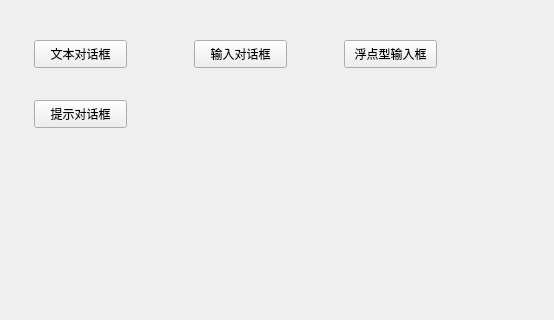
Old version of the form NormalDialog/mainwindow.ui in the repository xiaozhimo/2024QT; both pictures show x 246 to 800 and y 0 to 320 of the 800 by 600 pixel window.
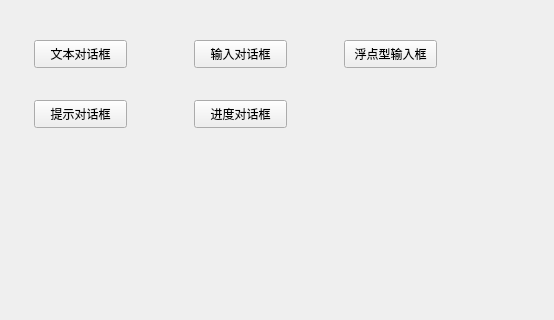
New version of the form.

Diff of the .ui file:
```diff
--- a/NormalDialog/mainwindow.ui
+++ b/NormalDialog/mainwindow.ui
@@ -92,6 +92,19 @@
      <string>提示对话框</string>
     </property>
    </widget>
+   <widget class="QPushButton" name="pushButton_7">
+    <property name="geometry">
+     <rect>
+      <x>440</x>
+      <y>100</y>
+      <width>93</width>
+      <height>28</height>
+     </rect>
+    </property>
+    <property name="text">
+     <string>进度对话框</string>
+    </property>
+   </widget>
   </widget>
   <widget class="QMenuBar" name="menubar">
    <property name="geometry">
```
